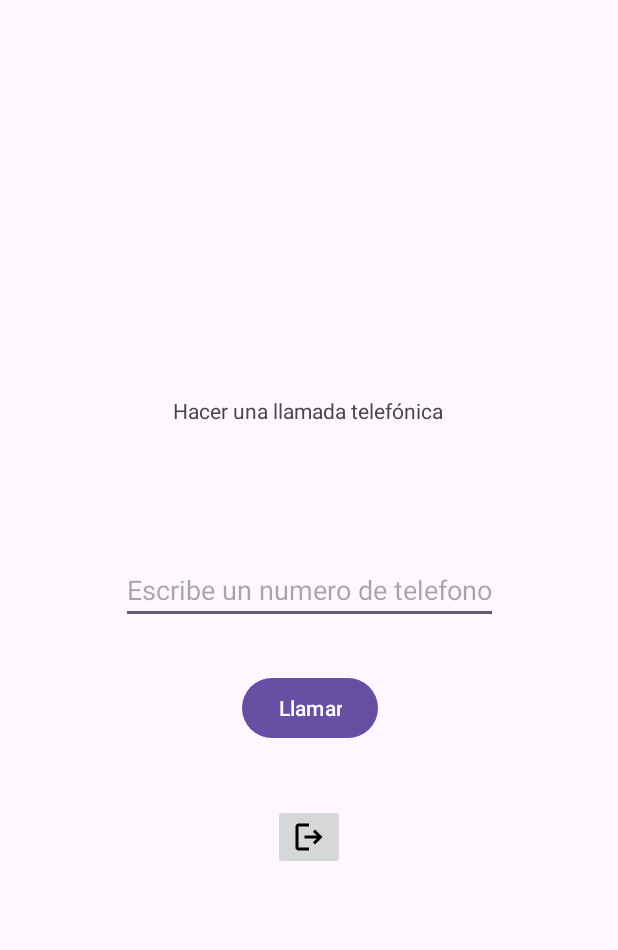
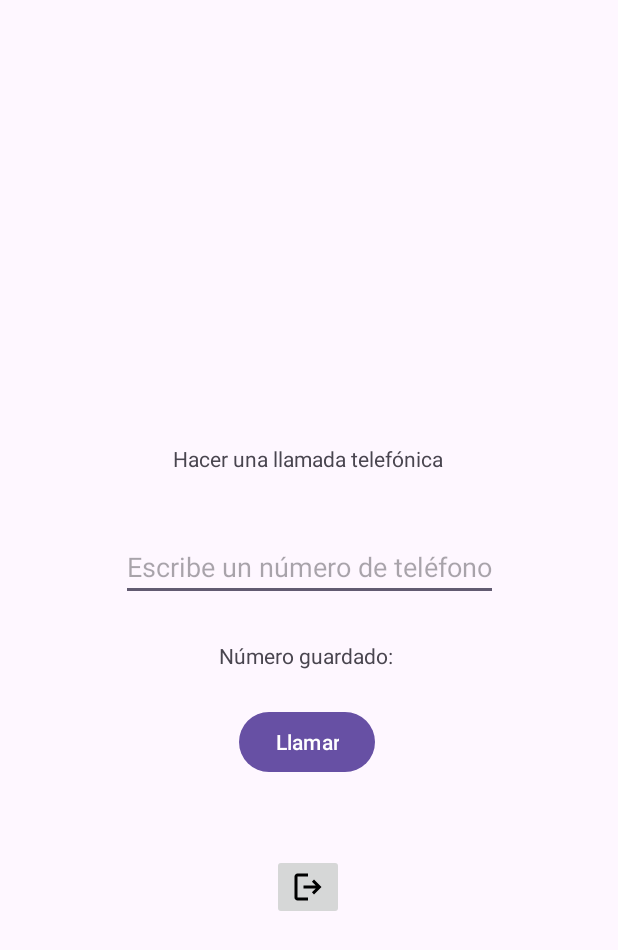
Before and after one commit to aromlob/App_Tema1, an Android app: the screen it shows after launch (CallPhone), after a tap on an icon or button, on a phone screen of 412 x 824 dp. Shown: the top 950 px of the screen. Run offline under Robolectric (Android 15) with nearby library versions, the phone set to English and light mode, and no system bars.

Commit message:
Aplicación Terminada

```diff
--- a/app/src/main/java/com/example/apptema1/CallPhone.kt
+++ b/app/src/main/java/com/example/apptema1/CallPhone.kt
@@ -9,71 +9,122 @@ import android.os.Bundle
 import android.widget.Button
 import android.widget.EditText
 import android.widget.ImageButton
+import android.widget.TextView
 import android.widget.Toast
 import androidx.activity.result.contract.ActivityResultContracts
 import androidx.appcompat.app.AppCompatActivity
 import androidx.core.content.ContextCompat
 
+/**
+ * Clase CallPhone -> Permite realizar una llamada a cualquier numero de telefono
+ * Hereda de la clase AppCompatActivity
+ *
+ * @author Ángela Romero Lobo
+ * @version 1.0.0
+ */
 class CallPhone : AppCompatActivity() {
-    lateinit var etNumberPhone: EditText
-    lateinit var btnPhone : Button
-    lateinit var ibtn_Back : ImageButton
-    lateinit var prefs : Preferences
+    // Campo de entrada para el número de teléfono
+    private lateinit var etNumberPhone: EditText
 
-    lateinit var btn_ChangePhone : Button
-    companion object{
-        const val PERMISION = "Se requiere habilitar los permisos"
+    // Botón para iniciar la llamada
+    private lateinit var btnPhone: Button
+
+    // Botón de imagen para regresar a la pantalla principal
+    private lateinit var ibtnBack: ImageButton
+
+    // TextView para mostrar el último número guardado
+    private lateinit var tvSavedNumber: TextView
+
+    // Helper de preferencias compartidas para almacenar y recuperar datos
+    private lateinit var preferences: SharedPreferences
+
+    //Constantes de la clase CallPhone
+    companion object {
+        const val PERMISSION_MSG = "Se requiere habilitar los permisos"
+        const val ERROR_NUMBER = "Número de teléfono vacío"
     }
+
+    //Metodo que inicia la aplicación
     override fun onCreate(savedInstanceState: Bundle?) {
         super.onCreate(savedInstanceState)
+
+        //Establece el diseño de la clase Call Phone
         setContentView(R.layout.activity_call_phone)
+
+        //Se asigna a la variable el elemento correspondiente  desde el layout
         etNumberPhone = findViewById(R.id.et_telefono)
         btnPhone = findViewById(R.id.btn_telef)
-        ibtn_Back = findViewById(R.id.iv_back)
-       // btn_ChangePhone = findViewById(R.id.btn_Change)
+        ibtnBack = findViewById(R.id.iv_back)
+        tvSavedNumber = findViewById(R.id.tv_number)
+
+        //Incializa la clase SharedPreferences
+        preferences = SharedPreferences(this)
+
+        // Carga el número almacenado en el tvSavedNumber al iniciar la actividad
+        tvSavedNumber.text = "Número guardado: ${preferences.getNumber()}"
+        etNumberPhone.setText(preferences.getNumber())
+
+        // Llama al metodo para inicializar eventos de los botones
         initEvent()
     }
-    private fun initEvent(){
-        btnPhone.setOnClickListener {requestPermissions()}
-        ibtn_Back.setOnClickListener {
+
+    //Metodo que  inicializa los eventos de los diferentes elementos de la interfaz
+    private fun initEvent() {
+        //Evento de llamada
+        btnPhone.setOnClickListener { requestPermissions() }
+
+        //Evento de volver al incio
+        ibtnBack.setOnClickListener {
             val intent = Intent(this, MainActivity::class.java)
+            startActivity(intent)
             finish()
-            startActivity(intent)
         }
-        //btn_ChangePhone.setOnClickListener{
-            //addNUmber()
-            //startActivity(intent)
-        //}
     }
 
+    /**
+     * Metodo que solicita permisos para realizar la llamada
+     * Verifica que tipo de version de sdk es
+     * Y comprueba si los permisos son aceptados o no
+     */
     private fun requestPermissions() {
-        if (Build.VERSION.SDK_INT >= Build.VERSION_CODES.M){
-            if (ContextCompat.checkSelfPermission(this, Manifest.permission.CALL_PHONE) == PackageManager.PERMISSION_GRANTED){
+        if (Build.VERSION.SDK_INT >= Build.VERSION_CODES.M) {
+            if (ContextCompat.checkSelfPermission(this, Manifest.permission.CALL_PHONE) == PackageManager.PERMISSION_GRANTED) {
                 call()
-            }else {
+            } else {
                 requestPermissionLauncher.launch(Manifest.permission.CALL_PHONE)
-                Toast.makeText(this, "Permiso Denegado", Toast.LENGTH_LONG).show()
             }
-            Toast.makeText(this, "Permisos aceptados", Toast.LENGTH_LONG).show()
-        }else{
+        } else {
             call()
         }
     }
 
+    /**
+     * Metodo que realiza la llamada
+     * Verifica si se a introducido un numero o no
+     */
     private fun call() {
-        startActivity(Intent(Intent.ACTION_CALL, Uri.parse("tel:${etNumberPhone.text}")))
-    }
+        val phoneNumber = etNumberPhone.text.toString()
+        if (phoneNumber.isNotEmpty()) {
+            val intent = Intent(Intent.ACTION_CALL, Uri.parse("tel:$phoneNumber"))
+            startActivity(intent)
 
-    private val requestPermissionLauncher = registerForActivityResult( ActivityResultContracts.RequestPermission() ){ isGranted ->
-        if (isGranted) {
-            call()
-        }else{
-            Toast.makeText(this, PERMISION, Toast.LENGTH_LONG).show()
+            // Almacena el número introducido
+            preferences.saveNumber(phoneNumber)
+            // Actualiza el textview con el numero introducido
+            tvSavedNumber.text = "Número guardado: $phoneNumber"
+        } else {
+            Toast.makeText(this, ERROR_NUMBER, Toast.LENGTH_SHORT).show()
         }
     }
 
-    private fun addNumber() {
-        val number : String = etNumberPhone.text.toString()
-        prefs.saveNumber(number)
+    /**
+     * Metodo que comprueba que los permisos han sido aceptados o no
+     */
+    private val requestPermissionLauncher = registerForActivityResult(ActivityResultContracts.RequestPermission()) { isGranted ->
+        if (isGranted) {
+            call()
+        } else {
+            Toast.makeText(this, PERMISSION_MSG, Toast.LENGTH_LONG).show()
+        }
     }
 }
--- /dev/null
+++ b/app/src/main/java/com/example/apptema1/SharedPreferences.kt
@@ -0,0 +1,33 @@
+package com.example.apptema1
+
+import android.content.Context
+import android.content.SharedPreferences
+
+/**
+ * Clase SharedPrefences -> Establece metodos de guardar y recuperar el numero de telefono
+ * Hereda de la clase AppCompatActivity
+ *
+ * @author Ángela Romero Lobo
+ * @version 1.0.0
+ */
+class SharedPreferences (context : Context) {
+
+    //Constantes de la clase
+    companion object {
+        private const val PREFS_NAME = "myPhone"
+        private const val NUMBER = "number"
+    }
+
+    // Variable que se establece para poder accdeder y modificar los datos almacenados
+    private val prefs: SharedPreferences = context.getSharedPreferences(PREFS_NAME, Context.MODE_PRIVATE)
+
+    // Metodo que se le pasa el numero que quieres guardar
+    fun saveNumber(number: String) {
+        prefs.edit().putString(NUMBER, number).apply()
+    }
+
+    // Metodo para recuperar el número almacenado
+    fun getNumber(): String {
+        return prefs.getString(NUMBER, "") ?: ""
+    }
+}
--- a/app/src/main/res/layout/activity_call_phone.xml
+++ b/app/src/main/res/layout/activity_call_phone.xml
@@ -1,5 +1,6 @@
 <?xml version="1.0" encoding="utf-8"?>
-<androidx.constraintlayout.widget.ConstraintLayout xmlns:android="http://schemas.android.com/apk/res/android"
+<androidx.constraintlayout.widget.ConstraintLayout
+    xmlns:android="http://schemas.android.com/apk/res/android"
     xmlns:app="http://schemas.android.com/apk/res-auto"
     xmlns:tools="http://schemas.android.com/tools"
     android:id="@+id/main"
@@ -7,50 +8,69 @@
     android:layout_height="match_parent"
     tools:context=".CallPhone">
 
+    <EditText
+        android:id="@+id/et_telefono"
+        android:layout_width="wrap_content"
+        android:layout_height="wrap_content"
+        android:hint="@string/phone"
+        android:maxLines="1"
+        app:layout_constraintBottom_toBottomOf="parent"
+        app:layout_constraintEnd_toEndOf="@+id/tv_titulo"
+        app:layout_constraintHorizontal_bias="0.492"
+        app:layout_constraintStart_toStartOf="@+id/tv_titulo"
+        app:layout_constraintTop_toTopOf="parent"
+        app:layout_constraintVertical_bias="0.456"
+        tools:ignore="MissingConstraints" />
+
+    <ImageButton
+        android:id="@+id/iv_back"
+        android:layout_width="wrap_content"
+        android:layout_height="wrap_content"
+        android:layout_marginTop="20dp"
+        app:layout_constraintBottom_toBottomOf="parent"
+        app:layout_constraintEnd_toEndOf="@+id/btn_telef"
+        app:layout_constraintHorizontal_bias="0.522"
+        app:layout_constraintStart_toStartOf="@+id/btn_telef"
+        app:layout_constraintTop_toBottomOf="@+id/btn_telef"
+        app:layout_constraintVertical_bias="0.127"
+        app:srcCompat="@drawable/logout"
+        app:tint="@color/black" />
+
+    <Button
+        android:id="@+id/btn_telef"
+        android:layout_width="wrap_content"
+        android:layout_height="wrap_content"
+        android:layout_marginTop="24dp"
+        android:text="Llamar"
+        app:layout_constraintBottom_toBottomOf="parent"
+        app:layout_constraintEnd_toEndOf="@+id/tv_number"
+        app:layout_constraintHorizontal_bias="0.464"
+        app:layout_constraintStart_toStartOf="@+id/tv_number"
+        app:layout_constraintTop_toBottomOf="@+id/tv_number"
+        app:layout_constraintVertical_bias="0.0" />
+
+    <TextView
+        android:id="@+id/tv_number"
+        android:layout_width="wrap_content"
+        android:layout_height="wrap_content"
+        android:layout_marginTop="12dp"
+        android:text="@string/number"
+        app:layout_constraintBottom_toBottomOf="parent"
+        app:layout_constraintEnd_toEndOf="@+id/et_telefono"
+        app:layout_constraintHorizontal_bias="0.496"
+        app:layout_constraintStart_toStartOf="@+id/et_telefono"
+        app:layout_constraintTop_toBottomOf="@+id/et_telefono"
+        app:layout_constraintVertical_bias="0.038" />
+
     <TextView
         android:id="@+id/tv_titulo"
         android:layout_width="wrap_content"
         android:layout_height="wrap_content"
-        android:layout_marginTop="136dp"
         android:text="Hacer una llamada telefónica"
         app:layout_constraintBottom_toTopOf="@+id/et_telefono"
         app:layout_constraintEnd_toEndOf="parent"
         app:layout_constraintHorizontal_bias="0.497"
         app:layout_constraintStart_toStartOf="parent"
         app:layout_constraintTop_toTopOf="parent"
-        app:layout_constraintVertical_bias="0.593" />
-
-    <EditText
-        android:id="@+id/et_telefono"
-        android:layout_width="wrap_content"
-        android:layout_height="wrap_content"
-        android:layout_marginBottom="32dp"
-        android:hint="Escribe un numero de telefono"
-        android:maxLines="1"
-        app:layout_constraintBottom_toTopOf="@+id/btn_telef"
-        app:layout_constraintEnd_toEndOf="@+id/tv_titulo"
-        app:layout_constraintHorizontal_bias="0.492"
-        app:layout_constraintStart_toStartOf="@+id/tv_titulo" />
-
-    <Button
-        android:id="@+id/btn_telef"
-        android:layout_width="wrap_content"
-        android:layout_height="wrap_content"
-        android:layout_marginBottom="328dp"
-        android:text="Llamar"
-        app:layout_constraintBottom_toBottomOf="parent"
-        app:layout_constraintEnd_toEndOf="@+id/et_telefono"
-        app:layout_constraintStart_toStartOf="@+id/et_telefono" />
-
-    <ImageButton
-        android:id="@+id/iv_back"
-        android:layout_width="wrap_content"
-        android:layout_height="wrap_content"
-        android:layout_marginBottom="244dp"
-        app:layout_constraintBottom_toBottomOf="parent"
-        app:layout_constraintEnd_toEndOf="@+id/btn_telef"
-        app:layout_constraintHorizontal_bias="0.491"
-        app:layout_constraintStart_toStartOf="@+id/btn_telef"
-        app:srcCompat="@drawable/logout"
-        app:tint="@color/black"/>
+        app:layout_constraintVertical_bias="0.881" />
 </androidx.constraintlayout.widget.ConstraintLayout>
--- a/app/src/main/res/layout/activity_main.xml
+++ b/app/src/main/res/layout/activity_main.xml
@@ -53,7 +53,7 @@
         app:layout_constraintEnd_toEndOf="@+id/tx_option"
         app:layout_constraintStart_toEndOf="@+id/ibtn_phone"
         app:layout_constraintTop_toBottomOf="@+id/tx_option"
-        app:layout_constraintVertical_bias="0.436" />
+        app:layout_constraintVertical_bias="0.515" />
 
     <ImageButton
         android:id="@+id/ibtn_map"
@@ -65,7 +65,7 @@
         app:layout_constraintBottom_toBottomOf="parent"
         app:layout_constraintEnd_toEndOf="@+id/ibtn_alarm"
         app:layout_constraintHorizontal_bias="0.0"
-        app:layout_constraintStart_toStartOf="@+id/ibtn_alarm"/>
+        app:layout_constraintStart_toStartOf="@+id/ibtn_alarm" />
 
     <ImageButton
         android:id="@+id/ibtn_search"
--- a/app/src/main/res/mipmap-anydpi/ic_launcher.xml
+++ /dev/null
@@ -1,5 +0,0 @@
-<?xml version="1.0" encoding="utf-8"?>
-<adaptive-icon xmlns:android="http://schemas.android.com/apk/res/android">
-    <background android:drawable="@drawable/ic_launcher_background" />
-    <foreground android:drawable="@drawable/ic_launcher_foreground" />
-</adaptive-icon>
--- a/app/src/main/res/mipmap-anydpi/ic_launcher_round.xml
+++ /dev/null
@@ -1,6 +0,0 @@
-<?xml version="1.0" encoding="utf-8"?>
-<adaptive-icon xmlns:android="http://schemas.android.com/apk/res/android">
-    <background android:drawable="@drawable/ic_launcher_background" />
-    <foreground android:drawable="@drawable/ic_launcher_foreground" />
-    <monochrome android:drawable="@drawable/ic_launcher_foreground" />
-</adaptive-icon>
--- a/app/src/main/res/values/strings.xml
+++ b/app/src/main/res/values/strings.xml
@@ -3,4 +3,6 @@
     <string name="opcion">Selecciona una opción</string>
     <string name="mapa">Abrir el mapa</string>
     <string name="alarma">Crear una alarma</string>
+    <string name="number">Número guardado: </string>
+    <string name="phone">Escribe un número de teléfono</string>
 </resources>
```
Also changed, not shown: app/build.gradle.kts (+10 -5 lines), app/src/main/AndroidManifest.xml (+16 -3 lines), app/src/main/java/com/example/apptema1/AlarmReceiver.kt (deleted, +0 -12 lines), app/src/main/java/com/example/apptema1/MainActivity.kt (+29 -1 lines), app/src/main/java/com/example/apptema1/Map.kt (+33 -1 lines), app/src/main/java/com/example/apptema1/NewAlarm.kt (+38 -23 lines), app/src/main/java/com/example/apptema1/Preferences.kt (deleted, +0 -18 lines), app/src/main/java/com/example/apptema1/Search.kt (+26 -1 lines), app/src/main/java/com/example/apptema1/callNumber.kt (deleted, +0 -18 lines), app/src/main/res/drawable/ic_launcher_foreground.xml (deleted, +0 -30 lines), app/src/main/res/layout/activity_call_number.xml (deleted, +0 -55 lines).
